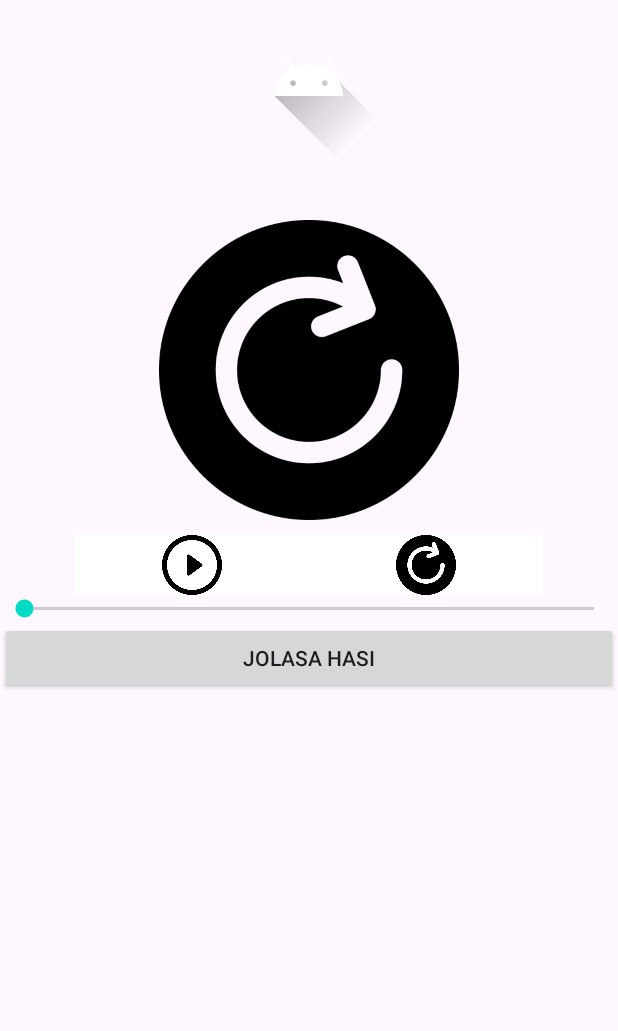
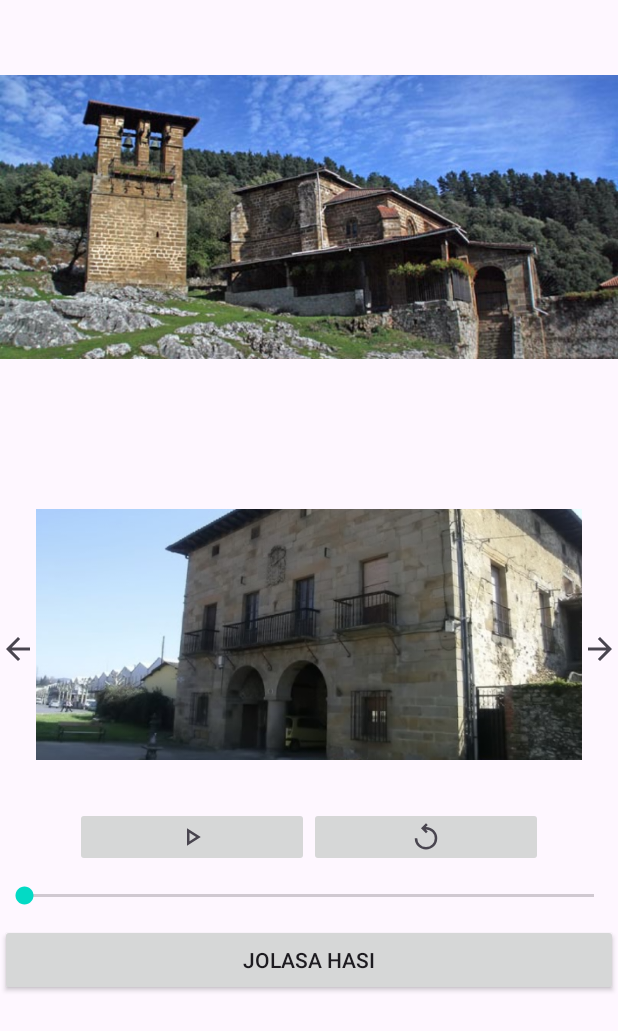
Before and after one commit to AritzaHerrero/LaudioSarean, an Android app: the GuneakFragment screen opened directly, with no data from a screen before it, after a tap on "Yermoko Andre Mariaren Santutegia BOTOIA", on a phone screen of 412 x 824 dp. Shown: the top 1031 px of the screen. Run offline under Robolectric (Android 15) with nearby library versions, the phone set to English and light mode, and no system bars; our stand-ins replace Firebase (no records; nobody signed in at launch, a user with empty details on screens opened directly).

Commit message:
Segun eta ze botoi ematen duzun GuneakFragment-ean GuneInformazioa activitian aterako da argazki eta audio zuzena. ImageSlider-ean nabegazio botoiak jarri.

```diff
--- a/app/src/main/java/com/talde3/laudiosarean/GuneInformazioa.java
+++ b/app/src/main/java/com/talde3/laudiosarean/GuneInformazioa.java
@@ -6,8 +6,11 @@ import android.media.MediaPlayer;
 import android.os.Bundle;
 import android.os.Handler;
 import android.view.View;
+import android.widget.Button;
 import android.widget.ImageButton;
+import android.widget.ImageView;
 import android.widget.SeekBar;
+import android.widget.Toast;
 
 import androidx.viewpager.widget.ViewPager;
 
@@ -16,6 +19,7 @@ import java.io.IOException;
 public class GuneInformazioa extends Activity {
     private Handler handler = new Handler();
     private Runnable runnable;
+    private ImageView imgGunea;
     private ImageButton imgBtnHasi;
     private ImageButton imgBtnGelditu;
     private ImageButton imgBtnBerrebiarazi;
@@ -23,6 +27,9 @@ public class GuneInformazioa extends Activity {
     private SeekBar seekBarAudio;
     private boolean isPlaying = false;
     private int audioarenPosizioa = 0;
+    private int botoia= 0;
+    private int audioResource = 0;
+
 
     @SuppressLint("MissingInflatedId")
     @Override
@@ -31,15 +38,69 @@ public class GuneInformazioa extends Activity {
         super.onCreate(savedInstanceState);
         setContentView(R.layout.activity_gune_informazioa);
 
+        botoia = getIntent().getIntExtra("aukeratutakoGunea", 0);
+        imgGunea = findViewById(R.id.imgGunea);
+
+        switch (botoia) {
+            case 1:
+                audioResource = R.raw.yermokoandremariarensantutegia;
+                imgGunea.setImageResource(R.drawable.yermoko_andre_mariaren_santutegia);
+                break;
+            case 2:
+                audioResource = R.raw.burdinhesia;
+                imgGunea.setImageResource(R.drawable.burdin_hesia);
+                break;
+            case 3:
+                audioResource = R.raw.santaaguedakoermita;
+                imgGunea.setImageResource(R.drawable.santa_aguedako_ermita);
+                break;
+            case 4:
+                audioResource = R.raw.katuxakojauregia;
+                imgGunea.setImageResource(R.drawable.katuxako_jauregia);
+                break;
+            case 5:
+                audioResource = R.raw.lamuzakosanpedroeliza;
+                imgGunea.setImageResource(R.drawable.lamuzako_san_pedro_eliza);
+                break;
+            case 6:
+                audioResource = R.raw.lamuzajauregia;
+                imgGunea.setImageResource(R.drawable.lamuza_jauregia);
+                break;
+            case 7:
+                audioResource = R.raw.lezeagakosorgina;
+                imgGunea.setImageResource(R.drawable.lezeagako_sorgina);
+                break;
+        }
+        // MediaPlayer klasea abiaraziko dugu Audio fitxategia elkartuz
+        mediaPlayer = MediaPlayer.create(this, audioResource);
 
         ViewPager viewPager = findViewById(R.id.imageSlider);
-        int[] images = {R.drawable.berrebiarazi, R.drawable.hasi, R.drawable.gelditu};
+        int[] images = {R.drawable.katuxako_jauregia, R.drawable.lamuza_jauregia, R.drawable.lezeagako_sorgina, R.drawable.lamuzako_san_pedro_eliza};
         ImageSliderAdapter adapter = new ImageSliderAdapter(this, images);
         viewPager.setAdapter(adapter);
 
+        ImageView imgPrevious = findViewById(R.id.imgPrevious);
+        ImageView imgNext = findViewById(R.id.imgNext);
+        imgPrevious.setOnClickListener(new View.OnClickListener() {
+            @Override
+            public void onClick(View v) {
+                int current = viewPager.getCurrentItem();
+                if (current > 0) {
+                    viewPager.setCurrentItem(current - 1);
+                }
+            }
+        });
+        imgNext.setOnClickListener(new View.OnClickListener() {
+            @Override
+            public void onClick(View v) {
+                int current = viewPager.getCurrentItem();
+                int total = viewPager.getAdapter().getCount();
+                if (current < total - 1) {
+                    viewPager.setCurrentItem(current + 1);
+                }
+            }
+        });
 
-        // MediaPlayer klasea abiaraziko dugu Audio fitxategia elkartuz
-        mediaPlayer = MediaPlayer.create(this, R.raw.audioa4);
         // Interfazearen hiru botoiak lortuko ditugu
         imgBtnHasi = findViewById(R.id.imgBtnHasi);
         imgBtnGelditu = findViewById(R.id.imgBtnGelditu);
@@ -48,6 +109,7 @@ public class GuneInformazioa extends Activity {
 
         imgBtnHasi.setVisibility(View.VISIBLE);
         imgBtnGelditu.setVisibility(View.GONE);
+
 
 
         //seekBar max jarri
@@ -74,12 +136,9 @@ public class GuneInformazioa extends Activity {
                 }
             }
             @Override
-            public void onStartTrackingTouch(SeekBar seekBar) {
-            }
-
+            public void onStartTrackingTouch(SeekBar seekBar) {}
             @Override
-            public void onStopTrackingTouch(SeekBar seekBar) {
-            }
+            public void onStopTrackingTouch(SeekBar seekBar) {}
         });
 
         // Konfiguratu botoiaren klik erreprodukzioa hasteko edo eteteko
--- a/app/src/main/java/com/talde3/laudiosarean/GuneakFragment.java
+++ b/app/src/main/java/com/talde3/laudiosarean/GuneakFragment.java
@@ -84,6 +84,7 @@ public class GuneakFragment extends Fragment {
             @Override
             public void onClick(View v) {
                 Intent YermokoSantutegiaIntent = new Intent(getActivity(), GuneInformazioa.class);
+                YermokoSantutegiaIntent.putExtra("aukeratutakoGunea", 1);
                 startActivity(YermokoSantutegiaIntent);
             }
         });
@@ -92,6 +93,7 @@ public class GuneakFragment extends Fragment {
             @Override
             public void onClick(View v) {
                 Intent BurdinHesiaIntent = new Intent(getActivity(), GuneInformazioa.class);
+                BurdinHesiaIntent.putExtra("aukeratutakoGunea", 2);
                 startActivity(BurdinHesiaIntent);
             }
         });
@@ -100,6 +102,7 @@ public class GuneakFragment extends Fragment {
             @Override
             public void onClick(View v) {
                 Intent SantaAguedakoErmitaIntent = new Intent(getActivity(), GuneInformazioa.class);
+                SantaAguedakoErmitaIntent.putExtra("aukeratutakoGunea", 3);
                 startActivity(SantaAguedakoErmitaIntent);
             }
         });
@@ -108,6 +111,7 @@ public class GuneakFragment extends Fragment {
             @Override
             public void onClick(View v) {
                 Intent KatuxakoJauregiaIntent = new Intent(getActivity(), GuneInformazioa.class);
+                KatuxakoJauregiaIntent.putExtra("aukeratutakoGunea", 4);
                 startActivity(KatuxakoJauregiaIntent);
             }
         });
@@ -116,6 +120,7 @@ public class GuneakFragment extends Fragment {
             @Override
             public void onClick(View v) {
                 Intent LamuzakoSanPedroElizaIntent = new Intent(getActivity(), GuneInformazioa.class);
+                LamuzakoSanPedroElizaIntent.putExtra("aukeratutakoGunea", 5);
                 startActivity(LamuzakoSanPedroElizaIntent);
             }
         });
@@ -124,6 +129,7 @@ public class GuneakFragment extends Fragment {
             @Override
             public void onClick(View v) {
                 Intent LamuzaJauregiaIntent = new Intent(getActivity(), GuneInformazioa.class);
+                LamuzaJauregiaIntent.putExtra("aukeratutakoGunea", 6);
                 startActivity(LamuzaJauregiaIntent);
             }
         });
@@ -132,6 +138,7 @@ public class GuneakFragment extends Fragment {
             @Override
             public void onClick(View v) {
                 Intent LezeagakoSorginaIntent = new Intent(getActivity(), GuneInformazioa.class);
+                LezeagakoSorginaIntent.putExtra("aukeratutakoGunea", 7);
                 startActivity(LezeagakoSorginaIntent);
             }
         });
--- /dev/null
+++ b/app/src/main/res/drawable/arrow_back.xml
@@ -0,0 +1,11 @@
+<vector xmlns:android="http://schemas.android.com/apk/res/android"
+    android:width="24dp"
+    android:height="24dp"
+    android:viewportWidth="960"
+    android:viewportHeight="960"
+    android:tint="?attr/colorControlNormal"
+    android:autoMirrored="true">
+  <path
+      android:fillColor="@android:color/white"
+      android:pathData="M313,520L537,744L480,800L160,480L480,160L537,216L313,440L800,440L800,520L313,520Z"/>
+</vector>
--- /dev/null
+++ b/app/src/main/res/drawable/arrow_forward.xml
@@ -0,0 +1,11 @@
+<vector xmlns:android="http://schemas.android.com/apk/res/android"
+    android:width="24dp"
+    android:height="24dp"
+    android:viewportWidth="960"
+    android:viewportHeight="960"
+    android:tint="?attr/colorControlNormal"
+    android:autoMirrored="true">
+  <path
+      android:fillColor="@android:color/white"
+      android:pathData="M647,520L160,520L160,440L647,440L423,216L480,160L800,480L480,800L423,744L647,520Z"/>
+</vector>
--- /dev/null
+++ b/app/src/main/res/drawable/pause.xml
@@ -0,0 +1,10 @@
+<vector xmlns:android="http://schemas.android.com/apk/res/android"
+    android:width="24dp"
+    android:height="24dp"
+    android:viewportWidth="960"
+    android:viewportHeight="960"
+    android:tint="?attr/colorControlNormal">
+  <path
+      android:fillColor="@android:color/white"
+      android:pathData="M520,760L520,200L760,200L760,760L520,760ZM200,760L200,200L440,200L440,760L200,760ZM600,680L680,680L680,280L600,280L600,680ZM280,680L360,680L360,280L280,280L280,680ZM280,280L280,280L280,680L280,680L280,280ZM600,280L600,280L600,680L600,680L600,280Z"/>
+</vector>
--- /dev/null
+++ b/app/src/main/res/drawable/play.xml
@@ -0,0 +1,10 @@
+<vector xmlns:android="http://schemas.android.com/apk/res/android"
+    android:width="24dp"
+    android:height="24dp"
+    android:viewportWidth="960"
+    android:viewportHeight="960"
+    android:tint="?attr/colorControlNormal">
+  <path
+      android:fillColor="@android:color/white"
+      android:pathData="M320,760L320,200L760,480L320,760ZM400,480L400,480L400,480L400,480ZM400,614L610,480L400,346L400,614Z"/>
+</vector>
--- /dev/null
+++ b/app/src/main/res/drawable/replay.xml
@@ -0,0 +1,10 @@
+<vector xmlns:android="http://schemas.android.com/apk/res/android"
+    android:width="24dp"
+    android:height="24dp"
+    android:viewportWidth="960"
+    android:viewportHeight="960"
+    android:tint="?attr/colorControlNormal">
+  <path
+      android:fillColor="@android:color/white"
+      android:pathData="M480,880Q405,880 339.5,851.5Q274,823 225.5,774.5Q177,726 148.5,660.5Q120,595 120,520L200,520Q200,637 281.5,718.5Q363,800 480,800Q597,800 678.5,718.5Q760,637 760,520Q760,403 678.5,321.5Q597,240 480,240L474,240L536,302L480,360L320,200L480,40L536,98L474,160L480,160Q555,160 620.5,188.5Q686,217 734.5,265.5Q783,314 811.5,379.5Q840,445 840,520Q840,595 811.5,660.5Q783,726 734.5,774.5Q686,823 620.5,851.5Q555,880 480,880Z"/>
+</vector>
--- a/app/src/main/res/layout/activity_gune_informazioa.xml
+++ b/app/src/main/res/layout/activity_gune_informazioa.xml
@@ -29,12 +29,35 @@
             android:layout_height="wrap_content"
             android:text="@string/informazioGunea" />
 
+        <LinearLayout
+            android:layout_width="match_parent"
+            android:layout_height="wrap_content"
+            android:orientation="horizontal">
 
-        <androidx.viewpager.widget.ViewPager
-            android:id="@+id/imageSlider"
-            android:layout_width="match_parent"
-            android:layout_height="200dp"
-            android:layout_marginBottom="10dp"/>
+            <ImageView
+                android:id="@+id/imgPrevious"
+                android:layout_width="wrap_content"
+                android:layout_height="wrap_content"
+                android:src="@drawable/arrow_back"
+                android:layout_gravity="center_vertical" />
+
+            <androidx.viewpager.widget.ViewPager
+                android:id="@+id/imageSlider"
+                android:layout_width="0dp"
+                android:layout_weight="1"
+                android:layout_height="200dp"
+                android:layout_marginBottom="10dp"
+                android:layout_gravity="center_vertical" />
+
+            <ImageView
+                android:id="@+id/imgNext"
+                android:layout_width="wrap_content"
+                android:layout_height="wrap_content"
+                android:src="@drawable/arrow_forward"
+                android:layout_gravity="center_vertical" />
+        </LinearLayout>
+
+
 
         <LinearLayout
             android:layout_width="match_parent"
@@ -49,8 +72,7 @@
                 android:layout_height="40dp"
                 android:layout_weight="1"
                 android:scaleType="centerInside"
-                android:background="@color/white"
-                android:src="@drawable/gelditu" />
+                android:src="@drawable/pause" />
 
             <ImageButton
                 android:id="@+id/imgBtnHasi"
@@ -58,8 +80,7 @@
                 android:layout_height="40dp"
                 android:layout_weight="1"
                 android:scaleType="centerInside"
-                android:background="@color/white"
-                android:src="@drawable/hasi" />
+                android:src="@drawable/play" />
 
             <ImageButton
                 android:id="@+id/imgBtnBerrebiarazi"
@@ -67,8 +88,7 @@
                 android:layout_height="40dp"
                 android:layout_weight="1"
                 android:scaleType="centerInside"
-                android:background="@color/white"
-                android:src="@drawable/berrebiarazi" />
+                android:src="@drawable/replay" />
 
         </LinearLayout>
 
@@ -77,6 +97,8 @@
             style="@style/Widget.AppCompat.SeekBar.Discrete"
             android:layout_width="match_parent"
             android:layout_height="wrap_content"
+            android:layout_marginTop="10dp"
+            android:layout_marginBottom="10dp"
             android:max="10"
             android:progress="3" />
 
```
Also changed, not shown: app/src/main/res/drawable/berrebiarazi.png (deleted), app/src/main/res/drawable/gelditu.png (deleted), app/src/main/res/drawable/hasi.png (deleted), 14 other files.
